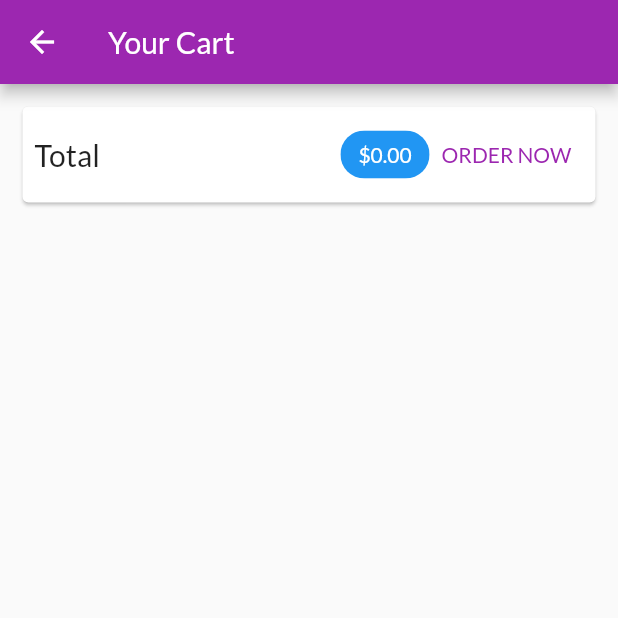
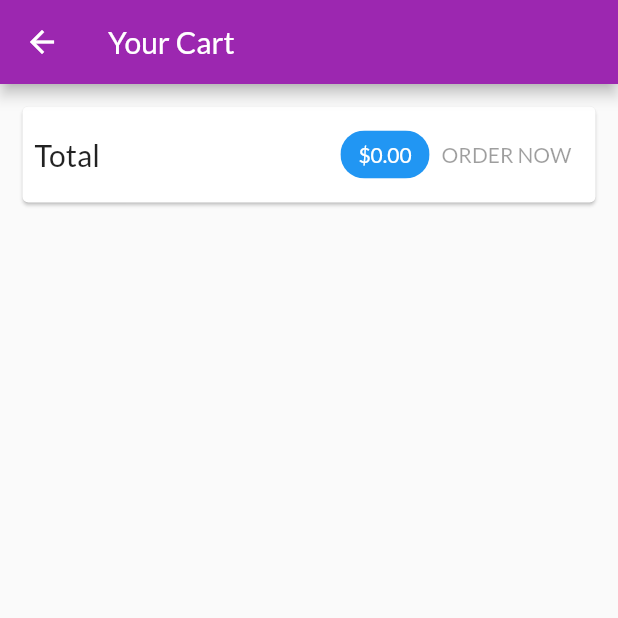
Before and after one commit to delwinbest/flutter_complete_guide, a Flutter app: the CartScreen screen opened by its route, on a phone screen of 412 x 824 dp, the top half of it. Run offline on Flutter 3.47's test engine with Material 2 defaults, Android fonts, the phone set to English and light mode, and no system bars; network calls fail.

Commit message:
add orders to backend with loading spinners

```diff
--- a/lib/screens/cart_screen.dart
+++ b/lib/screens/cart_screen.dart
@@ -38,13 +38,7 @@ class CartScreen extends StatelessWidget {
                     ),
                     backgroundColor: Theme.of(context).primaryColor,
                   ),
-                  TextButton(
-                      onPressed: () {
-                        Provider.of<Orders>(context, listen: false).addOrder(
-                            cart.items.values.toList(), cart.totalAmount);
-                        cart.clear();
-                      },
-                      child: const Text('ORDER NOW'))
+                  OrderButton(cart: cart)
                 ],
               ),
             ),
@@ -66,3 +60,40 @@ class CartScreen extends StatelessWidget {
     );
   }
 }
+
+class OrderButton extends StatefulWidget {
+  const OrderButton({
+    super.key,
+    required this.cart,
+  });
+
+  final Cart cart;
+
+  @override
+  State<OrderButton> createState() => _OrderButtonState();
+}
+
+class _OrderButtonState extends State<OrderButton> {
+  bool _isLoading = false;
+
+  @override
+  Widget build(BuildContext context) {
+    return TextButton(
+        onPressed: (widget.cart.totalAmount <= 0 || _isLoading)
+            ? null
+            : () async {
+                setState(() {
+                  _isLoading = true;
+                });
+                await Provider.of<Orders>(context, listen: false).addOrder(
+                    widget.cart.items.values.toList(), widget.cart.totalAmount);
+                widget.cart.clear();
+                setState(() {
+                  _isLoading = false;
+                });
+              },
+        child: _isLoading
+            ? const CircularProgressIndicator()
+            : const Text('ORDER NOW'));
+  }
+}
```
Also changed, not shown: lib/providers/orders.dart (+23 -2 lines).
